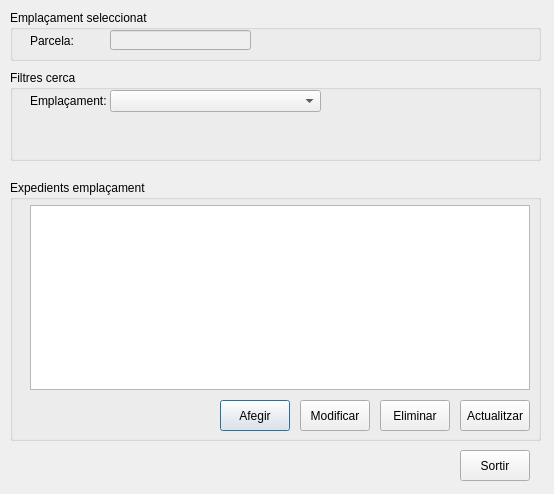
Above: src/main.ui from daviderill/expedients before the change. Below: the same form after it.
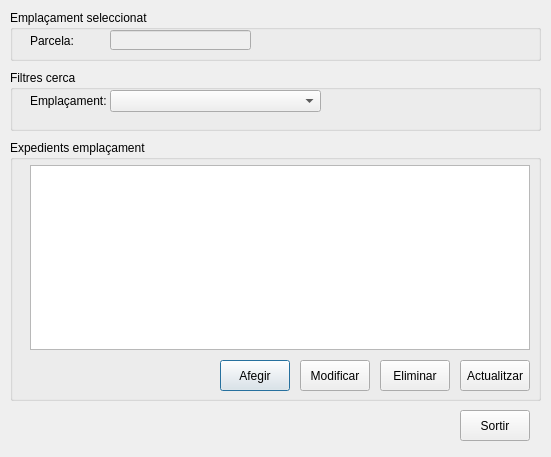
That is the form after the change.

The edit to the form file:
```diff
--- a/src/main.ui
+++ b/src/main.ui
@@ -6,8 +6,8 @@
    <rect>
     <x>0</x>
     <y>0</y>
-    <width>554</width>
-    <height>494</height>
+    <width>551</width>
+    <height>457</height>
    </rect>
   </property>
   <property name="windowTitle">
@@ -59,7 +59,7 @@
    <property name="geometry">
     <rect>
      <x>10</x>
-     <y>180</y>
+     <y>140</y>
      <width>531</width>
      <height>261</height>
     </rect>
@@ -149,7 +149,7 @@
    <property name="geometry">
     <rect>
      <x>460</x>
-     <y>450</y>
+     <y>410</y>
      <width>70</width>
      <height>31</height>
     </rect>
@@ -164,7 +164,7 @@
      <x>10</x>
      <y>70</y>
      <width>531</width>
-     <height>91</height>
+     <height>61</height>
     </rect>
    </property>
    <property name="title">
```
